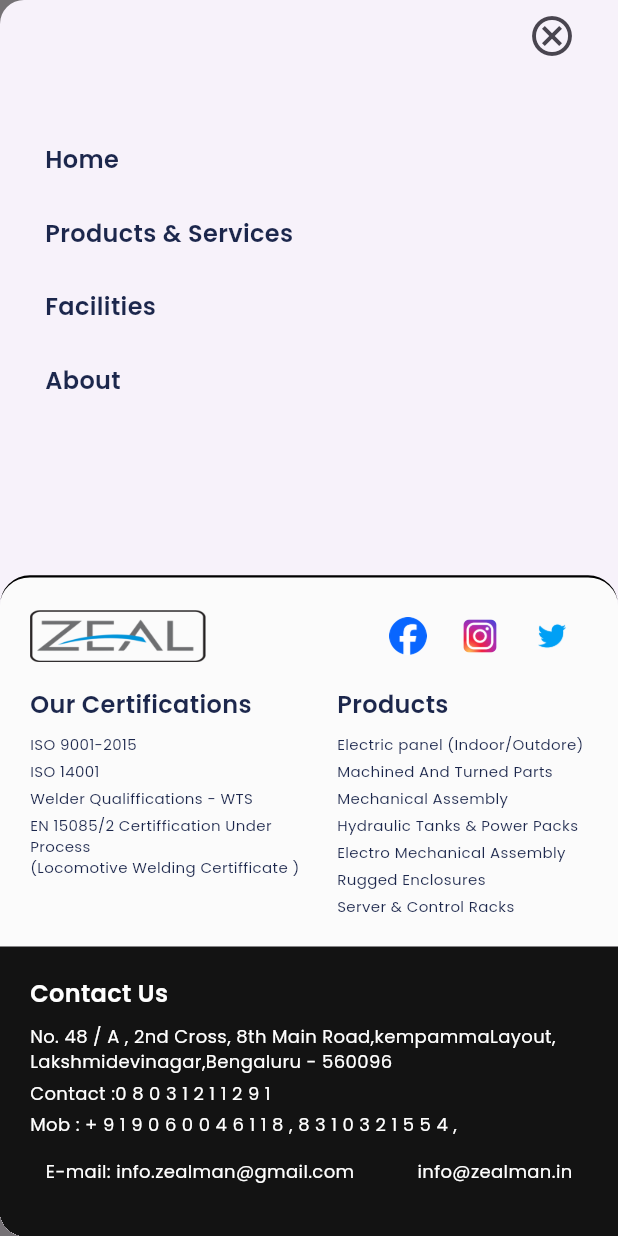
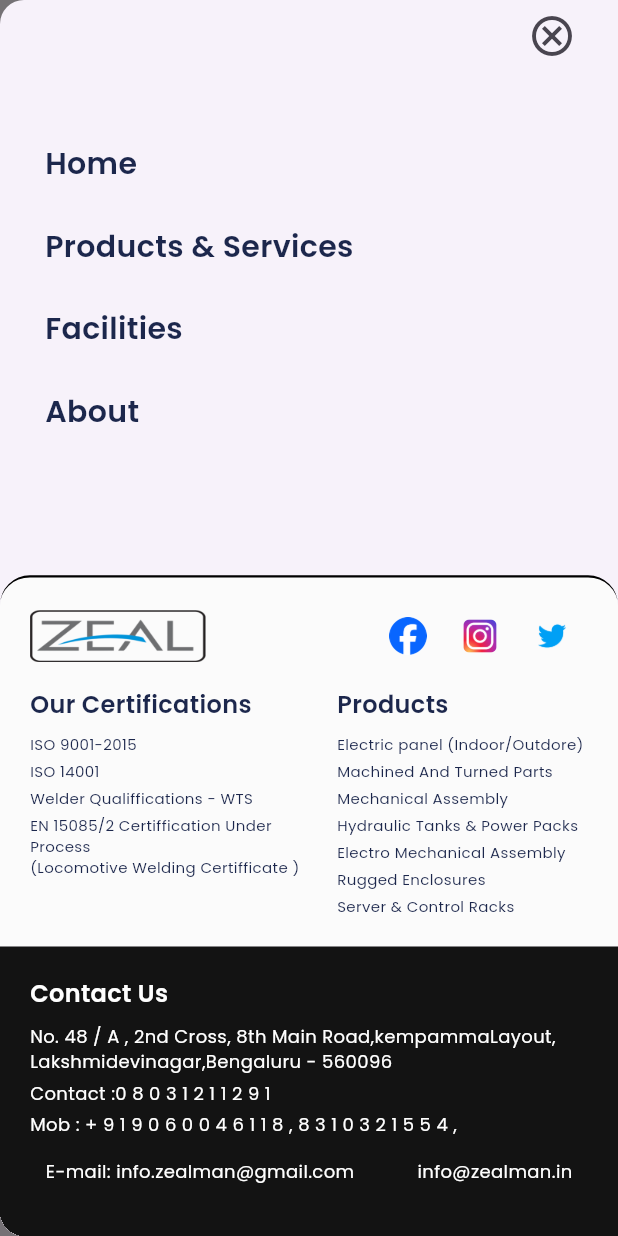
Before and after one commit to zealman2024/zeal_deployed, a Flutter app: the MobileAboutScreen screen opened directly, with the side drawer open, on a phone screen of 412 x 824 dp. Run offline on Flutter 3.47's test engine with Material 3 defaults, Android fonts, the phone set to English and light mode, and no system bars; our stand-ins replace carousel_slider, flutter_svg, get, google_fonts.

Commit message:
small modification

```diff
--- a/lib/responsive/screens/mobile_screens/mobile_menue.dart
+++ b/lib/responsive/screens/mobile_screens/mobile_menue.dart
@@ -64,7 +64,7 @@ class MobileMenueScreen extends StatelessWidget {
                       child: const Text(
                         'Home',
                         style: TextStyle(
-                          fontSize: 16,
+                          fontSize: 20,
                           color: textColor,
                           fontWeight: FontWeight.w600,
                         ),
@@ -91,7 +91,7 @@ class MobileMenueScreen extends StatelessWidget {
                       child: const Text(
                         'Products & Services',
                         style: TextStyle(
-                          fontSize: 16,
+                          fontSize: 20,
                           color: textColor,
                           fontWeight: FontWeight.w600,
                         ),
@@ -118,7 +118,7 @@ class MobileMenueScreen extends StatelessWidget {
                       child: const Text(
                         'Facilities',
                         style: TextStyle(
-                          fontSize: 16,
+                          fontSize: 20,
                           color: textColor,
                           fontWeight: FontWeight.w600,
                         ),
@@ -145,7 +145,7 @@ class MobileMenueScreen extends StatelessWidget {
                       child: const Text(
                         'About',
                         style: TextStyle(
-                          fontSize: 16,
+                          fontSize: 20,
                           color: textColor,
                           fontWeight: FontWeight.w600,
                         ),
```
